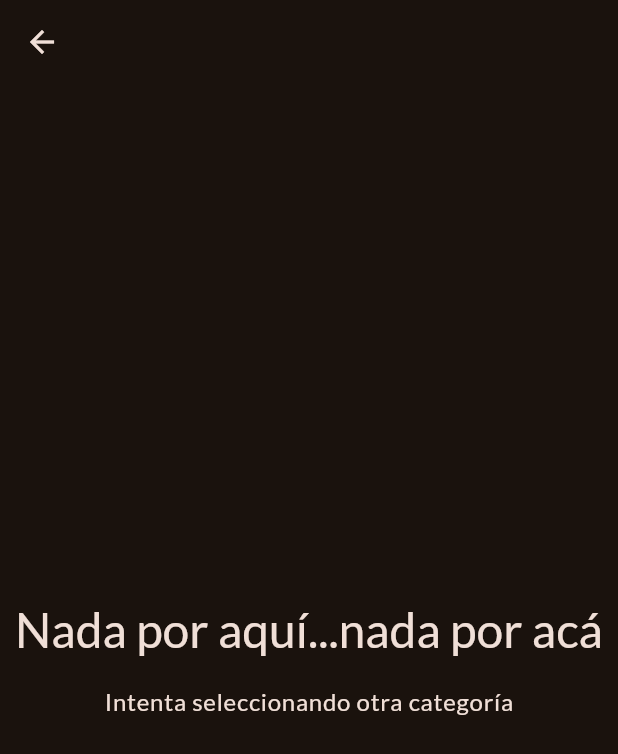
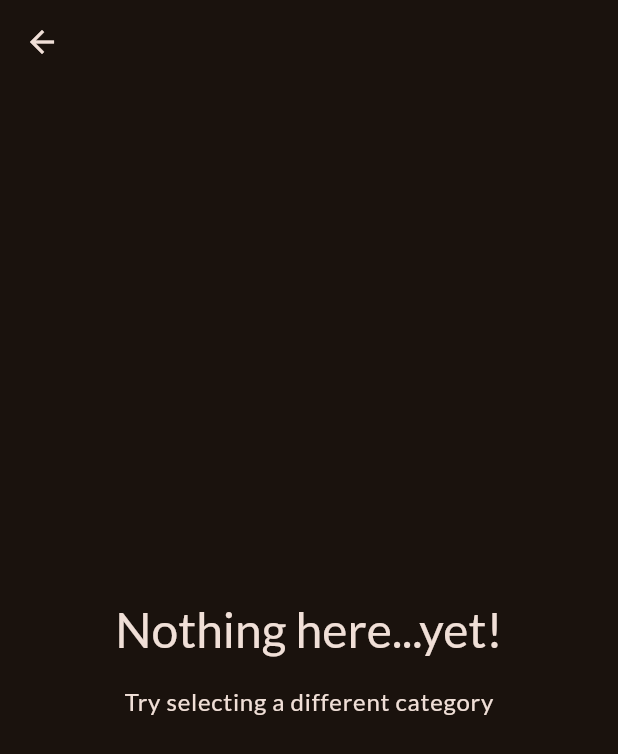
Before and after one commit to Frank5005/meals_app, a Flutter app: the MealsScreen screen opened directly with empty values, on a phone screen of 412 x 824 dp. Shown: the top 754 px of the screen. Run offline on Flutter 3.47's test engine with Material 3 defaults, Android fonts, the phone set to English and light mode, and no system bars; our stand-ins replace google_fonts.

```diff
--- a/lib/screens/meals.dart
+++ b/lib/screens/meals.dart
@@ -21,13 +21,13 @@ class MealsScreen extends StatelessWidget {
         child: Column(
           mainAxisSize: MainAxisSize.min,
           children: [
-            Text('Nada por aquí...nada por acá',
+            Text('Nothing here...yet!',
                 style: Theme.of(context)
                     .textTheme
                     .headlineLarge!
                     .copyWith(color: Theme.of(context).colorScheme.onSurface)),
             const SizedBox(height: 16),
-            Text('Intenta seleccionando otra categoría',
+            Text('Try selecting a different category',
                 style: Theme.of(context)
                     .textTheme
                     .bodyLarge!
```
Also changed, not shown: 2 other files.
